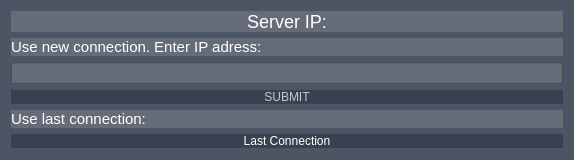
Old version of the form ipaddress.ui in the repository adsfasdfdsf/client.
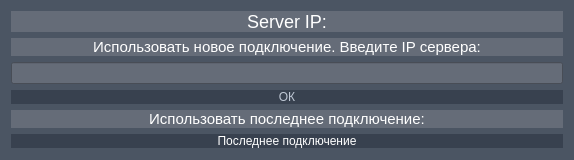
New version of the form.

Patch:
```diff
--- a/ipaddress.ui
+++ b/ipaddress.ui
@@ -62,7 +62,10 @@
 }</string>
      </property>
      <property name="text">
-      <string>Use new connection. Enter IP adress:</string>
+      <string>Использовать новое подключение. Введите IP сервера:</string>
+     </property>
+     <property name="alignment">
+      <set>Qt::AlignCenter</set>
      </property>
     </widget>
    </item>
@@ -88,7 +91,7 @@
       <string notr="true">QPushButton { background-color: #38414f; border: none; color: #bec7d4;}</string>
      </property>
      <property name="text">
-      <string>SUBMIT</string>
+      <string>ОК</string>
      </property>
     </widget>
    </item>
@@ -110,7 +113,10 @@
 }</string>
      </property>
      <property name="text">
-      <string>Use last connection:</string>
+      <string>Использовать последнее подключение:</string>
+     </property>
+     <property name="alignment">
+      <set>Qt::AlignCenter</set>
      </property>
     </widget>
    </item>
@@ -120,7 +126,7 @@
       <string notr="true">QPushButton { background-color: #38414f; border: none; color: white;}</string>
      </property>
      <property name="text">
-      <string>Last Connection</string>
+      <string>Последнее подключение</string>
      </property>
     </widget>
    </item>
```
